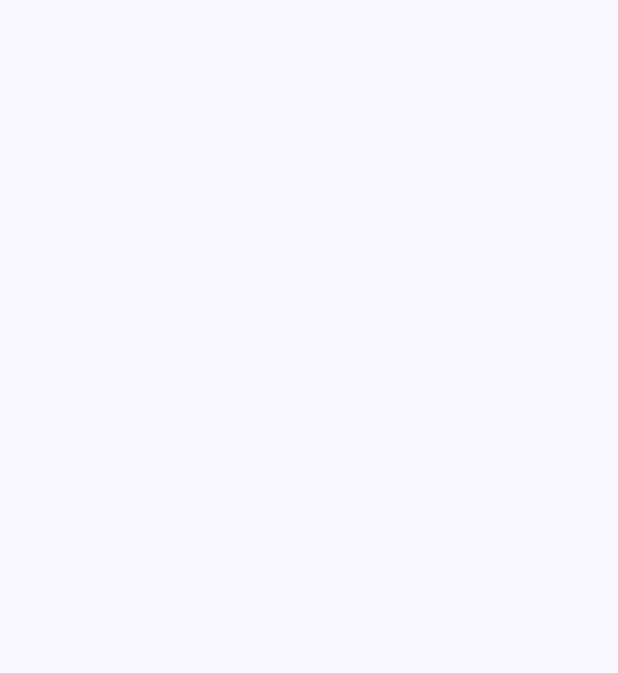
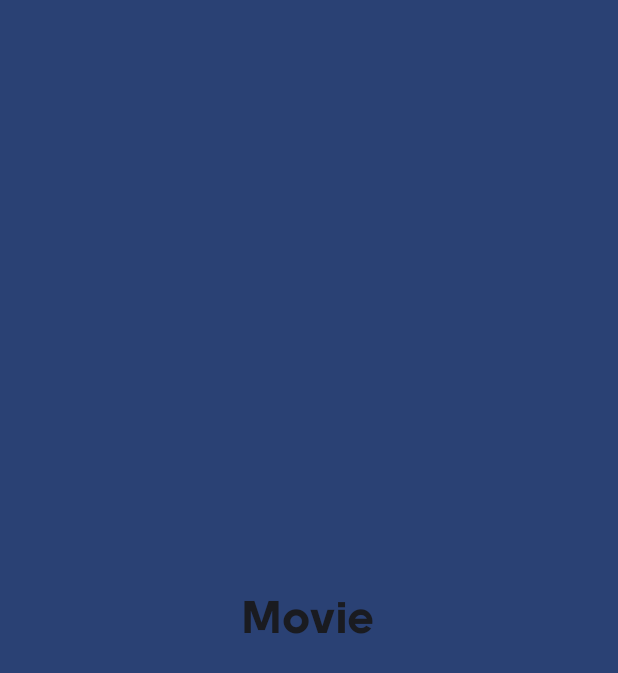
Before and after one commit to Hosseingolpa/Movie, an Android app built with Jetpack Compose: the screen it shows after launch (MainActivity), on a phone screen of 412 x 824 dp. Before the commit the part shown is empty. Shown: the top 673 px of the screen. Run offline under Robolectric (Android 15) with nearby library versions, the phone set to English and light mode, and no system bars; our stand-ins replace Dagger/Hilt's generated code, constraintlayout-compose.

Commit message:
Implemented SplashScreen completely

```diff
--- a/app/build.gradle.kts
+++ b/app/build.gradle.kts
@@ -77,6 +77,7 @@ dependencies {
 
     implementation("androidx.navigation:navigation-compose:2.5.3")
     implementation("androidx.hilt:hilt-navigation-compose:1.0.0")
+    implementation("androidx.constraintlayout:constraintlayout-compose:1.0.1")
 //    implementation ("com.android.support:multidex:2.0.1")
 
 
--- a/app/src/main/java/com/task/movie/ui/screen/splash/SplashScreen.kt
+++ b/app/src/main/java/com/task/movie/ui/screen/splash/SplashScreen.kt
@@ -5,10 +5,17 @@ import androidx.compose.foundation.layout.Column
 import androidx.compose.foundation.layout.fillMaxSize
 import androidx.compose.foundation.layout.fillMaxWidth
 import androidx.compose.material3.MaterialTheme
+import androidx.compose.material3.Text
 import androidx.compose.runtime.Composable
 import androidx.compose.runtime.LaunchedEffect
 import androidx.compose.ui.Modifier
+import androidx.compose.ui.res.stringResource
+import androidx.compose.ui.text.font.FontWeight
 import androidx.compose.ui.tooling.preview.Preview
+import androidx.compose.ui.unit.Constraints
+import androidx.compose.ui.unit.sp
+import androidx.constraintlayout.compose.ConstraintLayout
+import com.task.movie.R
 import com.task.movie.ui.screen.splash.model.SplashState
 import com.task.movie.ui.theme.MovieTheme
 
@@ -39,11 +46,28 @@ fun SplashScreen(
         }
     }
 
-    Column(modifier = Modifier
-        .fillMaxSize()
-        .background(color = MaterialTheme.colorScheme.background
+    ConstraintLayout(
+        modifier = Modifier
+            .fillMaxSize()
+            .background(
+                color = MaterialTheme.colorScheme.primary
+            )
+    ) {
+
+        val (appname) = createRefs()
+
+        Text(
+            modifier = Modifier.constrainAs(appname) {
+                start.linkTo(parent.start)
+                end.linkTo(parent.end)
+                top.linkTo(parent.top)
+                bottom.linkTo(parent.bottom)
+            },
+            text = stringResource(id = R.string.app_name),
+            fontSize = 30.sp,
+            color = MaterialTheme.colorScheme.onBackground,
+            fontWeight = FontWeight.Bold
         )
-    ) {
 
     }
 
--- a/app/src/main/java/com/task/movie/ui/theme/Theme.kt
+++ b/app/src/main/java/com/task/movie/ui/theme/Theme.kt
@@ -18,7 +18,7 @@ import androidx.core.view.WindowCompat
 private val DarkColorScheme = darkColorScheme(
     primary = Blue_A_200,
     secondary = Blue_A_200,
-    tertiary = Blue_900,
+    tertiary = Blue_A_200,
     background = DarkGray,
     surface = DarkGray,
     onPrimary = DarkGray,
```
